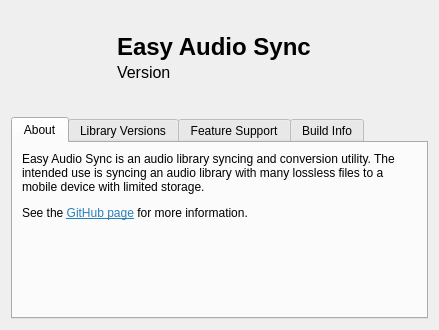
complexlogic/EasyAudioSync, file src/ui/about.ui: the form before one commit.
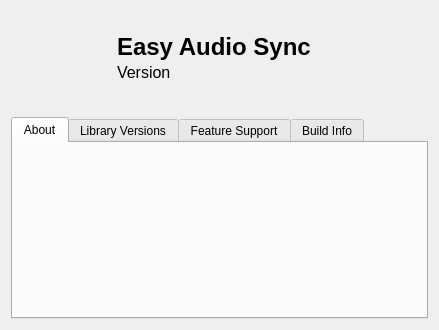
The form after the commit. Icons and pictures are not drawn.

Patch:
```diff
--- a/src/ui/about.ui
+++ b/src/ui/about.ui
@@ -148,7 +148,7 @@
        <item>
         <widget class="QLabel" name="label_4">
          <property name="text">
-          <string>&lt;html&gt;&lt;head/&gt;&lt;body&gt;&lt;p&gt;Easy Audio Sync is an audio library syncing and conversion utility. The intended use is syncing an audio library with many lossless files to a mobile device with limited storage.&lt;/p&gt;&lt;p&gt;See the &lt;a href=&quot;https://github.com/complexlogic/EasyAudioSync&quot;&gt;&lt;span style=&quot; text-decoration: underline; color:#2980b9;&quot;&gt;GitHub page&lt;/span&gt;&lt;/a&gt; for more information.&lt;/p&gt;&lt;/body&gt;&lt;/html&gt;</string>
+          <string/>
          </property>
          <property name="alignment">
           <set>Qt::AlignLeading|Qt::AlignLeft|Qt::AlignTop</set>
```
Left out of the diff: 2 changed lines with no effect on the pictures.
